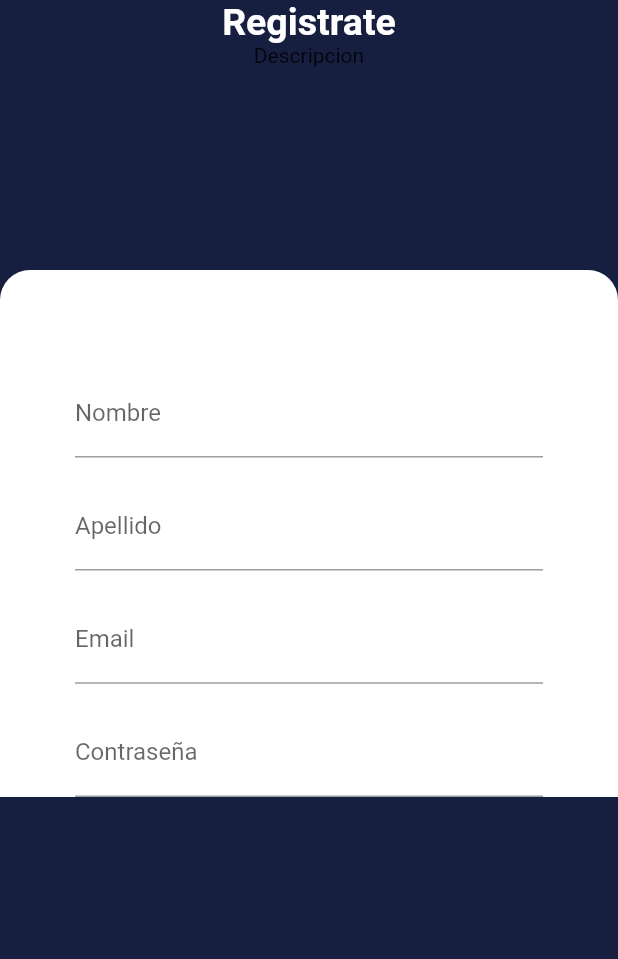
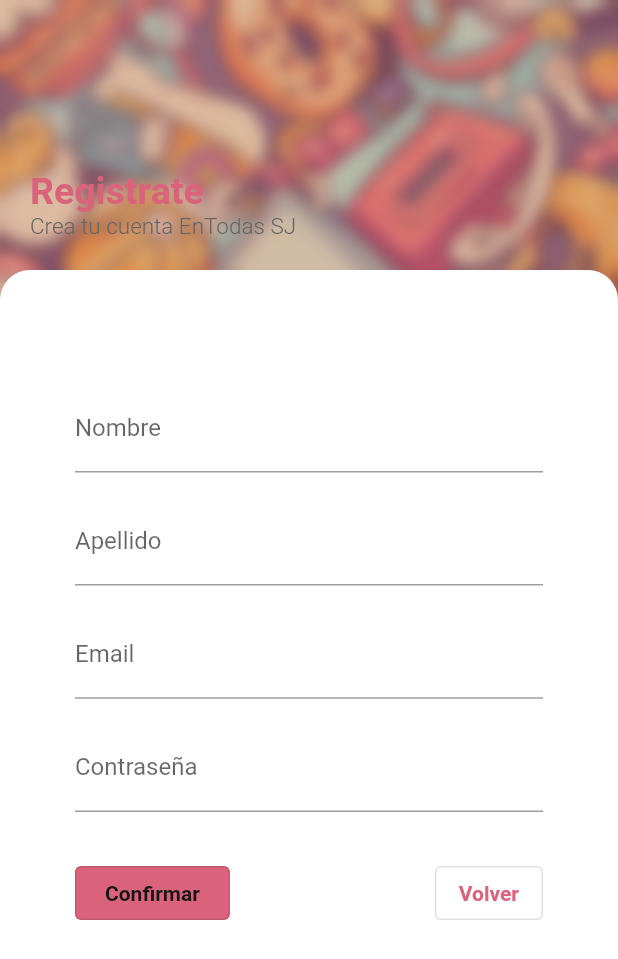
Before and after one commit to LMHV/EnTodasSJEventos, a Flutter app: the screen it shows after launch, on a phone screen of 412 x 824 dp. Shown: the top 959 px of the screen. Run offline on Flutter 3.47's test engine with Material 2 defaults, Android fonts, the phone set to English and light mode, and no system bars.

Commit message:
major changes to signin screen + small changes on widget styles

```diff
--- a/assets/mock/category_data.json
+++ b/assets/mock/category_data.json
@@ -3,6 +3,9 @@
         "cat1": {
             "categoryTitle": "Deportes",
             "urlBackgroundImage": "banner_sports.jpeg"},
+            "info": {
+
+            },
         "cat2": {
             "categoryTitle": "Gastronomia",
             "urlBackgroundImage": "banner_gastronomy.jpeg"},
--- a/lib/screens/signin_screen.dart
+++ b/lib/screens/signin_screen.dart
@@ -1,4 +1,9 @@
+import 'dart:ui';
+
 import 'package:flutter/material.dart';
+import 'package:practicando_flutter/screens/home_screen.dart';
+import 'package:practicando_flutter/widgets/custom_outlined_button.dart';
+import 'package:practicando_flutter/widgets/custom_text_button.dart';
 
 //import 'package:practicando_flutter/widgets/custom_stepper.dart';
 //import 'package:practicando_flutter/widgets/custom_textfield.dart';
@@ -17,55 +22,60 @@ class SigninScreen extends StatelessWidget {
     final double contextHeight = MediaQuery.of(context).size.height;
     final double contextWidth = MediaQuery.of(context).size.width;
 
-    return Scaffold(
-      backgroundColor: const Color(0xFF171F41),
-      /*appBar: AppBar(
-        flexibleSpace: ClipRect(
-            child: BackdropFilter(
-          filter: ImageFilter.blur(sigmaX: 10, sigmaY: 20),
+    return Stack(children: [
+      Image.asset('assets/images/background1.jpeg'),
+      Scaffold(
+        resizeToAvoidBottomInset: true,
+        backgroundColor: const Color.fromARGB(137, 191, 132, 132),
+        body: SingleChildScrollView(
+          child: SizedBox(
+            height: contextHeight,
+            child: Column(
+              children: [
+                Stack(children: [
+                  BackdropFilter(
+                    filter: ImageFilter.blur(sigmaX: 5, sigmaY: 5),
                     child: Container(
                       color: Colors.transparent,
                     ),
-        )),
-        centerTitle: true,
-        backgroundColor: Colors.white.withAlpha(200),
-        title: const Text(
-          "EnTodas SJ",
-          style: TextStyle(color: Color.fromARGB(255, 209, 110, 110)),
                   ),
-      ),*/
-      body: SingleChildScrollView(
-        child: Column(
-          children: [
                   Container(
-              decoration: const BoxDecoration(
-                color: Color(0xFF171F41),
-              ),
                     height: 180,
                     width: contextWidth,
+                    padding: const EdgeInsets.all(20),
                     child: Column(
+                      crossAxisAlignment: CrossAxisAlignment.start,
+                      mainAxisAlignment: MainAxisAlignment.end,
                       children: const [
                         Text(
                           'Registrate',
                           style: TextStyle(
                             fontSize: 25,
-                      color: Color.fromARGB(255, 255, 255, 255),
+                            color: Color(0xFFDA637B),
                             fontWeight: FontWeight.bold,
                           ),
                         ),
-                  Text("Descripcion")
+                        Text(
+                          "Crea tu cuenta EnTodas SJ",
+                          style: TextStyle(
+                              fontSize: 15,
+                              color: Color.fromARGB(255, 100, 100, 100),
+                              fontWeight: FontWeight.w300),
+                        )
                       ],
                     ),
                   ),
-            Container(
+                ]),
+                Expanded(
+                  child: Container(
                     clipBehavior: Clip.hardEdge,
+                    padding: const EdgeInsets.symmetric(
+                        horizontal: 50, vertical: 10),
                     decoration: const BoxDecoration(
                         color: Colors.white,
                         borderRadius: BorderRadius.only(
                             topLeft: Radius.circular(20),
                             topRight: Radius.circular(20))),
-              child: Container(
-                margin: const EdgeInsets.symmetric(horizontal: 50),
                     child: Column(
                       children: [
                         SizedBox(height: contextHeight * 0.08),
@@ -99,6 +109,31 @@ class SigninScreen extends StatelessWidget {
                             labelText: "Contraseña",
                           ),
                         ),
+                        Container(
+                          margin: const EdgeInsets.symmetric(vertical: 30),
+                          child: Row(
+                            mainAxisAlignment: MainAxisAlignment.spaceBetween,
+                            children: [
+                              CustomTextButton(
+                                text: "Confirmar",
+                                urlIcon: 'assets/icons/tick.png',
+                                isIcon: false,
+                                width: 20,
+                                height: 20,
+                                callback: () {
+                                  Navigator.of(context).pushAndRemoveUntil(
+                                      MaterialPageRoute(builder: (context) {
+                                    return const HomeScreen();
+                                  }), (route) => false);
+                                },
+                              ),
+                              const CustomOutlinedButton(
+                                text: "Volver",
+                                isIcon: false,
+                              )
+                            ],
+                          ),
+                        ),
                       ],
                     ),
                   ),
@@ -106,6 +141,8 @@ class SigninScreen extends StatelessWidget {
               ],
             ),
           ),
-    );
+        ),
+      ),
+    ]);
   }
 }
--- a/lib/widgets/custom_image_button.dart
+++ b/lib/widgets/custom_image_button.dart
@@ -13,7 +13,7 @@ class CustomImageButton extends StatelessWidget {
   @override
   Widget build(BuildContext context) {
     return GestureDetector(
-      onTap: () => callback,
+      onTap: callback,
       child: Container(
           padding: const EdgeInsets.all(7),
           width: 35,
--- /dev/null
+++ b/lib/widgets/custom_outlined_button.dart
@@ -0,0 +1,42 @@
+import 'package:flutter/material.dart';
+
+class CustomOutlinedButton extends StatelessWidget {
+  final VoidCallback? callback;
+  final String text;
+  final String? urlIcon;
+  final bool isIcon;
+  final double? width;
+  final double? height;
+
+  const CustomOutlinedButton(
+      {super.key,
+      this.callback,
+      required this.text,
+      this.urlIcon,
+      required this.isIcon,
+      this.width,
+      this.height});
+
+  @override
+  Widget build(BuildContext context) {
+    return OutlinedButton(
+        onPressed: callback,
+        child: Row(
+          mainAxisSize: MainAxisSize.min,
+          children: [
+            isIcon
+                ? Image.asset(
+                    urlIcon != null ? '$urlIcon' : 'assets/icons/warning.png',
+                    width: width ?? 20,
+                    height: height ?? 20,
+                  )
+                : const SizedBox(height: 0),
+            Text(
+              text,
+              style: const TextStyle(
+                  color: Color(0xFFDA637B), fontWeight: FontWeight.bold),
+            ),
+          ],
+        ));
+  }
+}
--- a/lib/widgets/custom_stepper.dart
+++ b/lib/widgets/custom_stepper.dart
@@ -50,7 +50,7 @@ class _CustomStepperState extends State<CustomStepper> {
           });
         }
       },
-      controlsBuilder: (context, details) {
+      /*controlsBuilder: (context, details) {
         final isLastStep = _currentStep == getSteps().length - 1;
         return Container(
           margin: const EdgeInsets.symmetric(vertical: 20),
@@ -78,7 +78,7 @@ class _CustomStepperState extends State<CustomStepper> {
             ],
           ),
         );
-      },
+      },*/
     );
   }
 
--- /dev/null
+++ b/lib/widgets/custom_text_button.dart
@@ -0,0 +1,48 @@
+import 'package:flutter/material.dart';
+
+class CustomTextButton extends StatelessWidget {
+  final VoidCallback? callback;
+  final String text;
+  final String? urlIcon;
+  final bool isIcon;
+  final double width;
+  final double height;
+
+  const CustomTextButton(
+      {super.key,
+      this.callback,
+      required this.text,
+      this.urlIcon,
+      required this.isIcon,
+      required this.width,
+      required this.height});
+
+  @override
+  Widget build(BuildContext context) {
+    return OutlinedButton(
+      onPressed: callback,
+      style: OutlinedButton.styleFrom(
+        padding: const EdgeInsets.symmetric(vertical: 5, horizontal: 20),
+        backgroundColor: const Color(0xFFDA637B),
+      ),
+      child: Row(
+        mainAxisSize: MainAxisSize.min,
+        children: [
+          isIcon
+              ? Image.asset(
+                  urlIcon != null ? '$urlIcon' : 'assets/icons/warning.png',
+                  width: width,
+                  height: height,
+                )
+              : const SizedBox(height: 0),
+          Text(
+            text,
+            style: const TextStyle(
+                color: Color.fromARGB(255, 20, 20, 20),
+                fontWeight: FontWeight.bold),
+          ),
+        ],
+      ),
+    );
+  }
+}
```
Also changed, not shown: lib/screens/category_screen.dart (added, +43 -0 lines), lib/screens/home_screen.dart (+6 -6 lines), lib/widgets/custom_button.dart (added, +59 -0 lines), lib/widgets/custom_category.dart (+12 -1 lines), assets/icons/close.png (added), assets/icons/warning.png (added), assets/images/background.jpeg (added), assets/images/background1.jpeg (added). Lines whose indentation alone changed are shown as unchanged.
